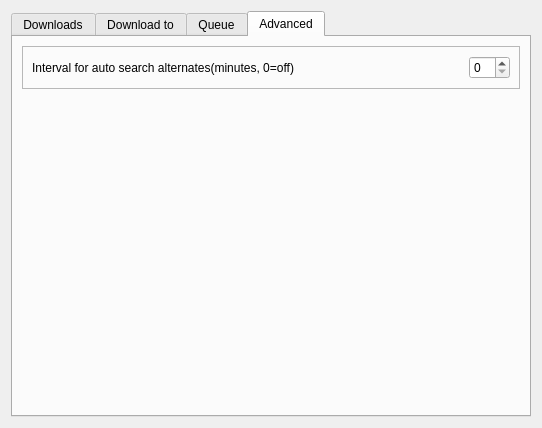
The window that eiskaltdcpp/ui/UISettingsDownloads.ui (eiskaltdcpp/eiskaltdcpp) describes before a commit, drawn with Qt 5.
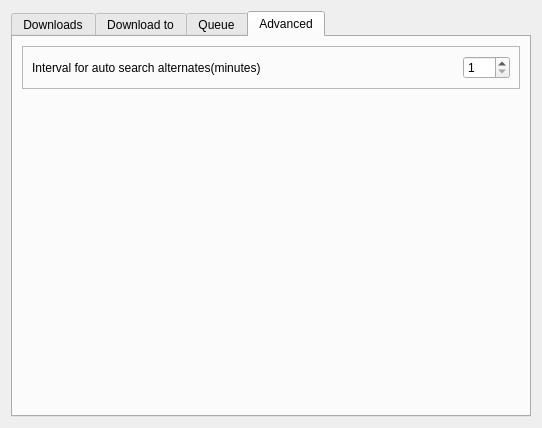
The same window after the commit. The open tabs and pages were chosen to show the change.

Commit message: small fix: minimum for auto search interval set to 1, corrected description.

Patch:
```diff
--- a/eiskaltdcpp/ui/UISettingsDownloads.ui
+++ b/eiskaltdcpp/ui/UISettingsDownloads.ui
@@ -710,7 +710,7 @@
              </sizepolicy>
             </property>
             <property name="text">
-             <string>Interval for auto search alternates(minutes, 0=off)</string>
+             <string>Interval for auto search alternates(minutes)</string>
             </property>
             <property name="wordWrap">
              <bool>true</bool>
@@ -718,7 +718,17 @@
            </widget>
           </item>
           <item>
-           <widget class="QSpinBox" name="spinBox_AUTO_SEARCH_TIME"/>
+           <widget class="QSpinBox" name="spinBox_AUTO_SEARCH_TIME">
+            <property name="minimum">
+             <number>1</number>
+            </property>
+            <property name="maximum">
+             <number>100</number>
+            </property>
+            <property name="value">
+             <number>1</number>
+            </property>
+           </widget>
           </item>
          </layout>
         </widget>
@@ -731,7 +741,7 @@
          <property name="sizeHint" stdset="0">
           <size>
            <width>20</width>
-           <height>280</height>
+           <height>295</height>
           </size>
          </property>
         </spacer>
```
